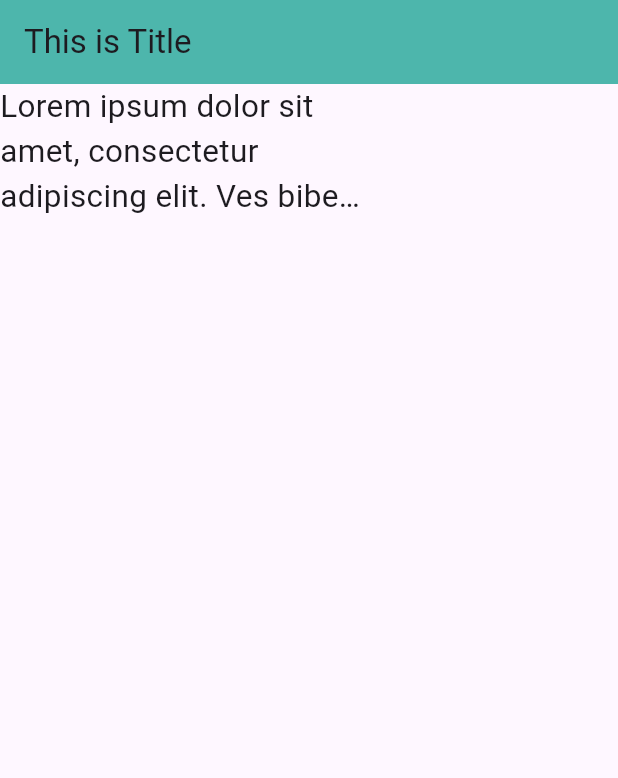
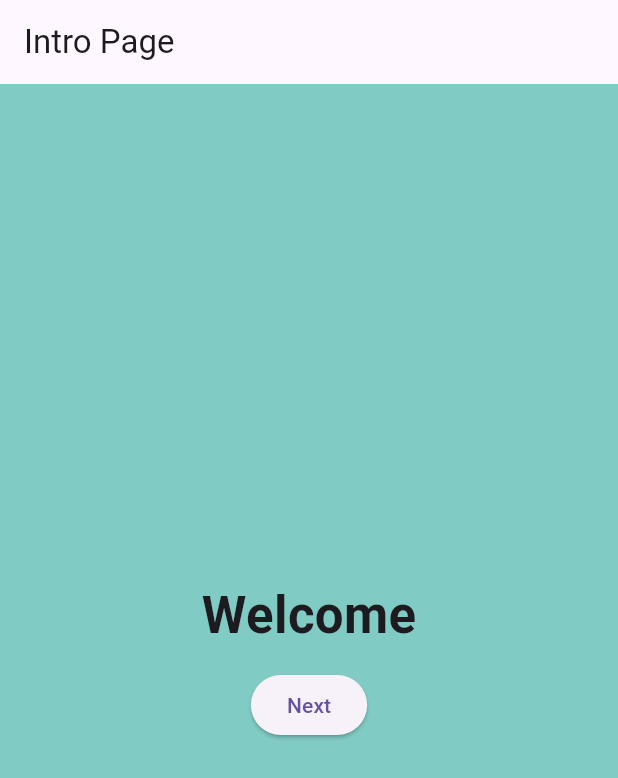
Before and after one commit to AsmaGhafoor/Flutter-Learning, a Flutter app: the screen it shows after launch, on a phone screen of 412 x 824 dp. Shown: the top 778 px of the screen. Run offline on Flutter 3.47's test engine with Material 3 defaults, Android fonts, the phone set to English and light mode, and no system bars.

Commit message:
Switching One Screen to Another Screen

```diff
--- /dev/null
+++ b/lib/intropage.dart
@@ -0,0 +1,42 @@
+import 'package:flutter/material.dart';
+import 'package:flutterapp/main.dart';
+
+class IntroPage extends StatelessWidget{
+  const IntroPage({super.key});
+
+  @override
+  Widget build(BuildContext context) {
+    return Scaffold(
+      appBar: AppBar(
+        title: const Text('Intro Page'),
+      ),
+
+      body: Container(
+        color: Colors.teal.shade200,
+        child: Center(
+          child: Column(
+            mainAxisAlignment: MainAxisAlignment.center,
+            crossAxisAlignment: CrossAxisAlignment.center,
+            children: [
+              const Text('Welcome', style: TextStyle(
+                fontSize: 34,
+                fontWeight: FontWeight.bold,
+              ),),
+              const SizedBox(height: 11,),
+
+              ElevatedButton(onPressed: (){
+                Navigator.push(
+                  context,
+                  MaterialPageRoute(
+                    builder: (context) => const MyHomePage(),
+                  )
+                );
+              }, child: const Text('Next'))
+            ],
+          ),
+        ),
+      ),
+
+    );
+  }
+}
--- a/lib/main.dart
+++ b/lib/main.dart
@@ -1,4 +1,5 @@
 import 'package:flutter/material.dart';
+import 'package:flutterapp/intropage.dart';
 
 void main(){
   runApp(const MyApp());
@@ -14,14 +15,13 @@ class MyApp extends StatelessWidget{
       theme: ThemeData(
         primarySwatch: Colors.teal,
       ),
-      home: const MyHomePage(),
+      home: const IntroPage(),
     );
   }
 }
 
 class MyHomePage extends StatefulWidget{
   const MyHomePage({super.key});
-
   @override
   State<StatefulWidget> createState() {
     return MyHomeState();
@@ -38,7 +38,6 @@ class MyHomeState extends State<MyHomePage> {
         backgroundColor: Colors.teal.shade300,
       ),
 
-
       body: ConstrainedBox(
         constraints: const BoxConstraints(
           maxWidth: 240,
@@ -50,7 +49,6 @@ class MyHomeState extends State<MyHomePage> {
         ),
         maxLines: 3,
         overflow: TextOverflow.ellipsis,
-
         )
       ),
 
```
